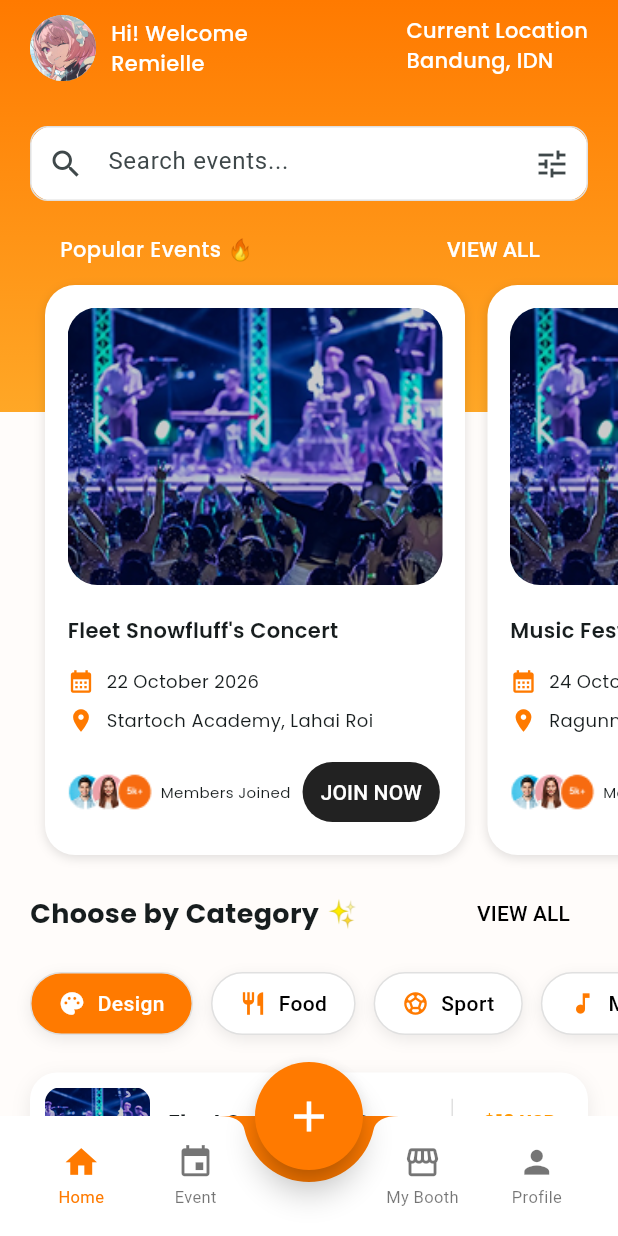
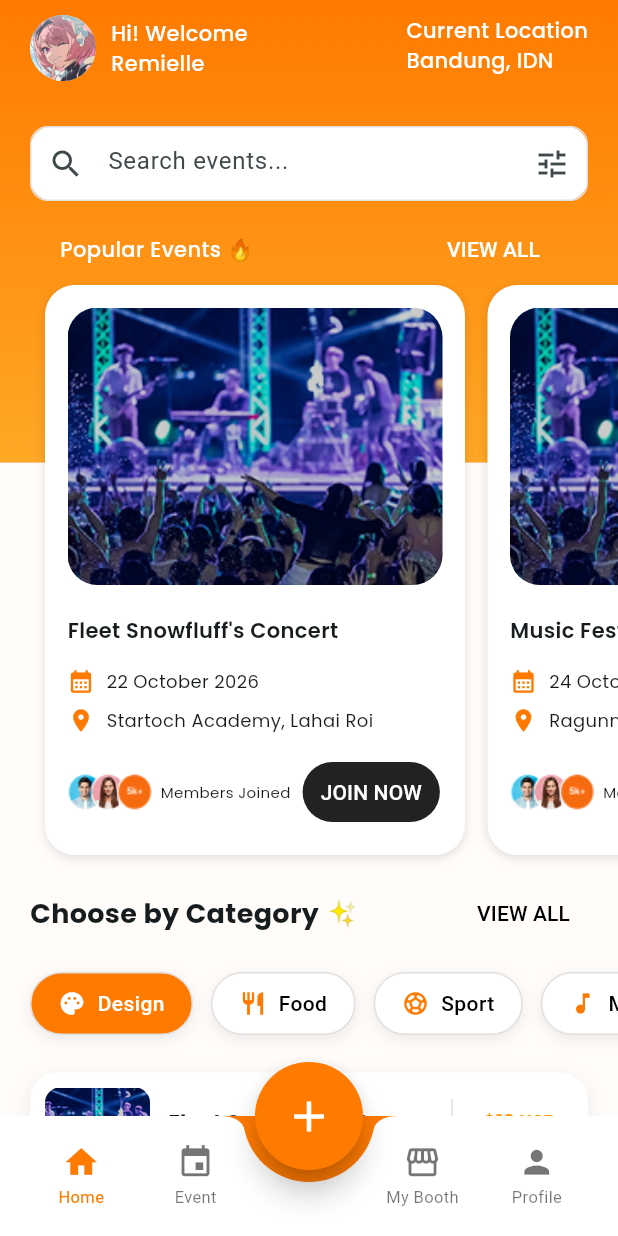
Before and after one commit to jamiehardiwijaya10/Eventra, a Flutter app: the HomeScreenBooth screen opened by its route, on a phone screen of 412 x 824 dp. Run offline on Flutter 3.47's test engine with Material 3 defaults, Android fonts, the phone set to English and light mode, and no system bars; our stand-ins replace font_awesome_flutter, google_fonts.

Commit message:
Edit home screen costumer & booth

```diff
--- a/lib/features/home/screen/home_screen_booth.dart
+++ b/lib/features/home/screen/home_screen_booth.dart
@@ -23,8 +23,7 @@ class _HomeScreenBoothState extends State<HomeScreenBooth> {
         child:SingleChildScrollView(
           child: Stack(
             children: [
-              SizedBox(
-                height: MediaQuery.of(context).size.height,
+              Positioned.fill(
                 child: Column(
                   children: [
                     Expanded(
--- a/lib/features/home/screen/home_screen_costumer.dart
+++ b/lib/features/home/screen/home_screen_costumer.dart
@@ -24,8 +24,7 @@ class _HomeScreenCostumerState extends State<HomeScreenCostumer> {
         child:SingleChildScrollView(
           child: Stack(
             children: [
-              SizedBox(
-                height: MediaQuery.of(context).size.height,
+              Positioned.fill(
                 child: Column(
                   children: [
                     Expanded(
```
